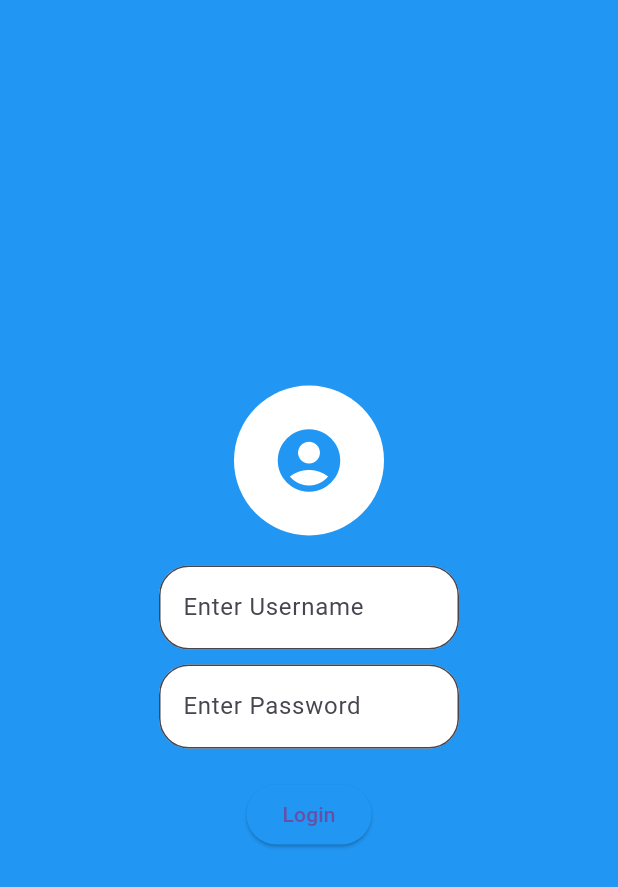
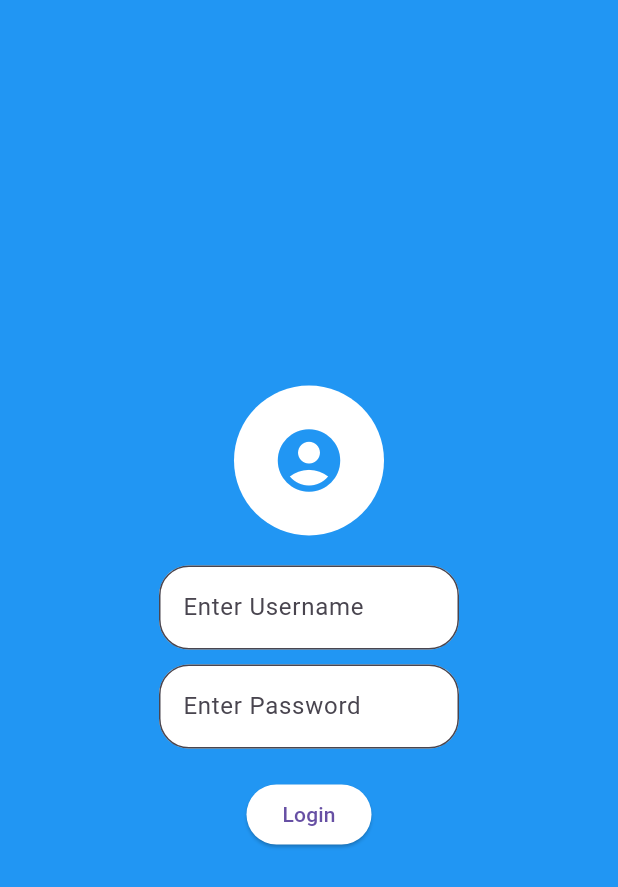
Before and after one commit to voranishi/nishkaam-application, a Flutter app: the screen it shows after launch, on a phone screen of 412 x 824 dp. Shown: the top 887 px of the screen. Run offline on Flutter 3.47's test engine with Material 3 defaults, Android fonts, the phone set to English and light mode, and no system bars; our stand-ins replace carousel_slider.

Commit message:
Update main.dart

```diff
--- a/lib/main.dart
+++ b/lib/main.dart
@@ -107,7 +107,7 @@ class _LoginPageState extends State<LoginPage> {
                 });
               },
               style: ElevatedButton.styleFrom(
-                primary: Colors.blue,
+                primary: Colors.white,
                 shape: RoundedRectangleBorder(
                   borderRadius: BorderRadius.circular(20.0),
                 ),
```
